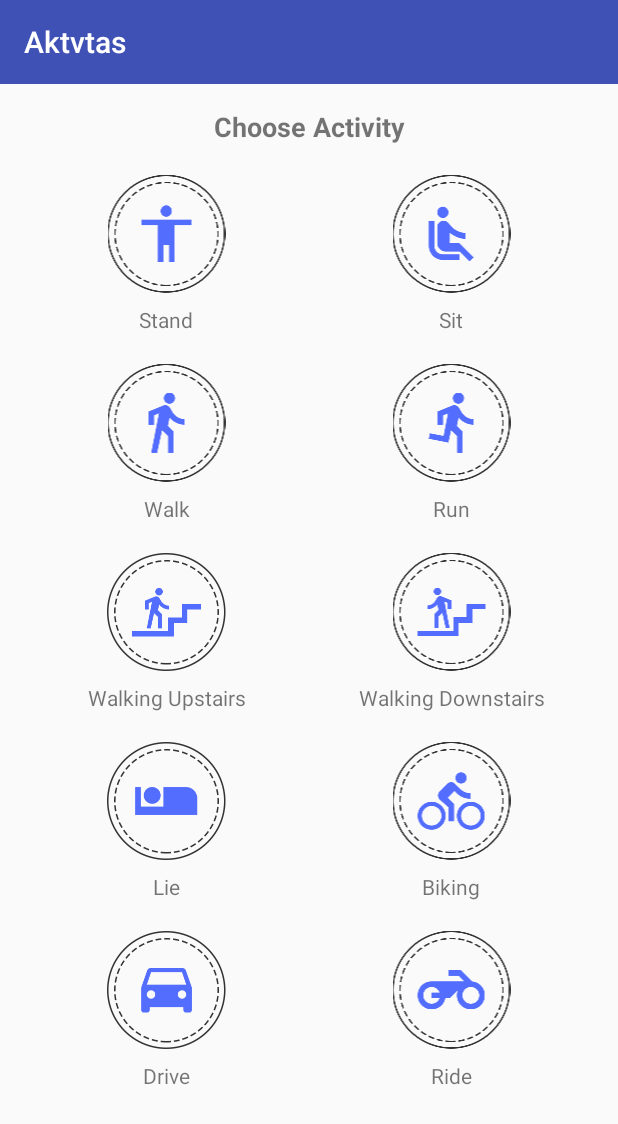
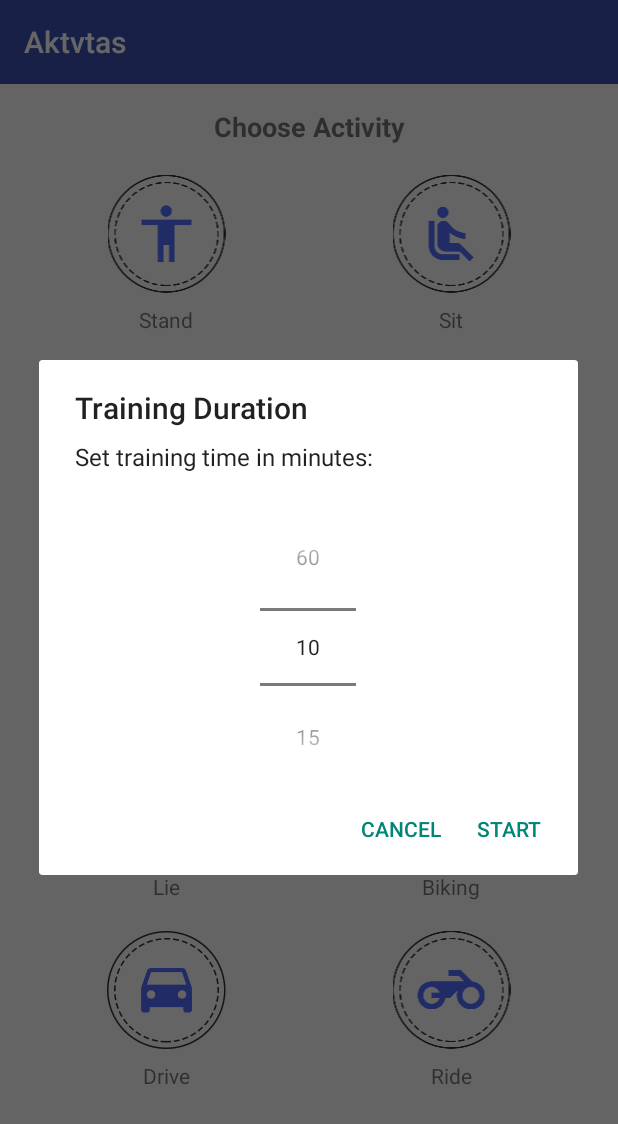
Before and after one commit to ilhamadun/skripsi-har, an Android app: the fragment TrainingChooserFragment placed in its activity, after a tap on "Walk", on a phone screen of 412 x 824 dp. Shown: the top 1124 px of the screen. Run offline under Robolectric (Android 15) with nearby library versions, the phone set to English and light mode, and no system bars; libraries missing offline, so code that uses them is left out: com.mikepenz.materialdrawer; 1 statement that could not run was skipped.

Commit message:
Create TrainingChooserDialogFragment

```diff
--- /dev/null
+++ b/app/src/main/java/elins/org/aktvtas/TrainingChooserDialogFragment.java
@@ -0,0 +1,65 @@
+package elins.org.aktvtas;
+
+import android.app.Dialog;
+import android.content.DialogInterface;
+import android.os.Bundle;
+import android.support.v4.app.DialogFragment;
+import android.support.v4.app.Fragment;
+import android.support.v4.app.FragmentTransaction;
+import android.support.v7.app.AlertDialog;
+import android.view.LayoutInflater;
+import android.view.View;
+import android.view.ViewGroup;
+import android.widget.NumberPicker;
+
+
+public class TrainingChooserDialogFragment extends DialogFragment {
+
+    NumberPicker trainingTimePicker;
+    String[] trainingTimeArray = new String[]{
+            "10", "15", "20", "25", "30", "35", "40", "45", "50", "55", "60"};
+
+    public static TrainingChooserDialogFragment newInstance(int id) {
+        TrainingChooserDialogFragment fragment = new TrainingChooserDialogFragment();
+        Bundle args = new Bundle();
+        args.putInt("id", id);
+        fragment.setArguments(args);
+        return fragment;
+    }
+
+    @Override
+    public Dialog onCreateDialog(Bundle savedInstanceState) {
+        super.onCreateDialog(savedInstanceState);
+
+        LayoutInflater inflater = getActivity().getLayoutInflater();
+        View view = inflater.inflate(R.layout.dialog_training_time, null);
+
+        trainingTimePicker = (NumberPicker) view.findViewById(R.id.training_time);
+        trainingTimePicker.setMinValue(0);
+        trainingTimePicker.setMaxValue(trainingTimeArray.length - 1);
+        trainingTimePicker.setDisplayedValues(trainingTimeArray);
+
+        AlertDialog.Builder builder = new AlertDialog.Builder(getActivity());
+        builder.setTitle(R.string.training_duration)
+                .setMessage("Set training time in minutes:")
+                .setView(view)
+                .setPositiveButton(R.string.start, new DialogInterface.OnClickListener() {
+                    public void onClick(DialogInterface dialog, int id) {
+//                        FragmentTransaction transaction = getFragmentManager().beginTransaction();
+//
+//                        TrainerFragment trainer = TrainerFragment.newInstance(
+//                                getArguments().getInt("id"),
+//                                Integer.parseInt(trainingTimeArray[trainingTimePicker.getValue()]));
+//                        transaction.replace(R.id.content, trainer).commit();
+                    }
+                })
+                .setNegativeButton(R.string.cancel, new DialogInterface.OnClickListener() {
+                    public void onClick(DialogInterface dialog, int id) {
+
+                    }
+                });
+
+        return builder.show();
+    }
+
+}
--- a/app/src/main/java/elins/org/aktvtas/TrainingChooserFragment.java
+++ b/app/src/main/java/elins/org/aktvtas/TrainingChooserFragment.java
@@ -70,9 +70,9 @@ public class TrainingChooserFragment extends Fragment {
         layout.setOnClickListener(new View.OnClickListener() {
             @Override
             public void onClick(View v) {
-//                DialogFragment dialog = TrainingChooserDialogFragment
-//                        .newInstance(id);
-//                dialog.show(getFragmentManager(), "TrainingChooserDialogFragment");
+                DialogFragment dialog = TrainingChooserDialogFragment
+                        .newInstance(id);
+                dialog.show(getFragmentManager(), "TrainingChooserDialogFragment");
             }
         });
     }
--- /dev/null
+++ b/app/src/main/res/layout/dialog_training_time.xml
@@ -0,0 +1,14 @@
+<?xml version="1.0" encoding="utf-8"?>
+<RelativeLayout xmlns:android="http://schemas.android.com/apk/res/android"
+    android:orientation="horizontal"
+    android:layout_width="match_parent"
+    android:layout_height="wrap_content">
+
+    <NumberPicker
+        android:id="@+id/training_time"
+        android:layout_width="wrap_content"
+        android:layout_height="wrap_content"
+        android:textAlignment="center"
+        android:layout_centerInParent="true"/>
+
+</RelativeLayout>
```
